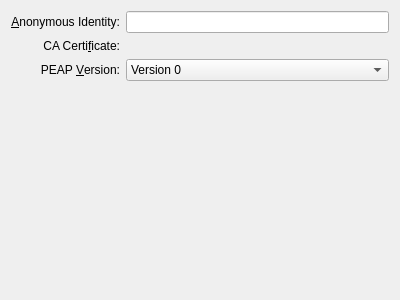
Old version of the form libs/ui/security/eapmethodpeapbase.ui in the repository KDE/networkmanagement.
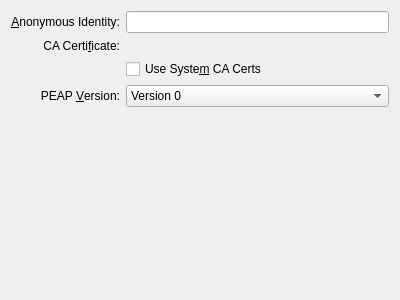
New version of the form. Custom widgets are drawn as their Qt base class.

Commit message: Set cert and key paths instead of bytes in the UI. Complete TLS support including TLS as inner auth method.

The edit to the form file:
```diff
--- a/libs/ui/security/eapmethodpeapbase.ui
+++ b/libs/ui/security/eapmethodpeapbase.ui
@@ -45,7 +45,7 @@
      <item row="1" column="1">
       <widget class="KUrlRequester" name="kurCaCert"/>
      </item>
-     <item row="2" column="0">
+     <item row="3" column="0">
       <widget class="QLabel" name="label_6">
        <property name="text">
         <string>PEAP &amp;Version:</string>
@@ -58,7 +58,7 @@
        </property>
       </widget>
      </item>
-     <item row="2" column="1">
+     <item row="3" column="1">
       <widget class="KComboBox" name="cboPeapVersion">
        <item>
         <property name="text">
@@ -72,6 +72,13 @@
        </item>
       </widget>
      </item>
+     <item row="2" column="1">
+      <widget class="QCheckBox" name="chkUseSystemCaCerts">
+       <property name="text">
+        <string>Use Syste&amp;m CA Certs</string>
+       </property>
+      </widget>
+     </item>
     </layout>
    </item>
    <item>
```
Left out of the diff: 19 changed lines with no effect on the pictures. The commit also changes 10 other files.
